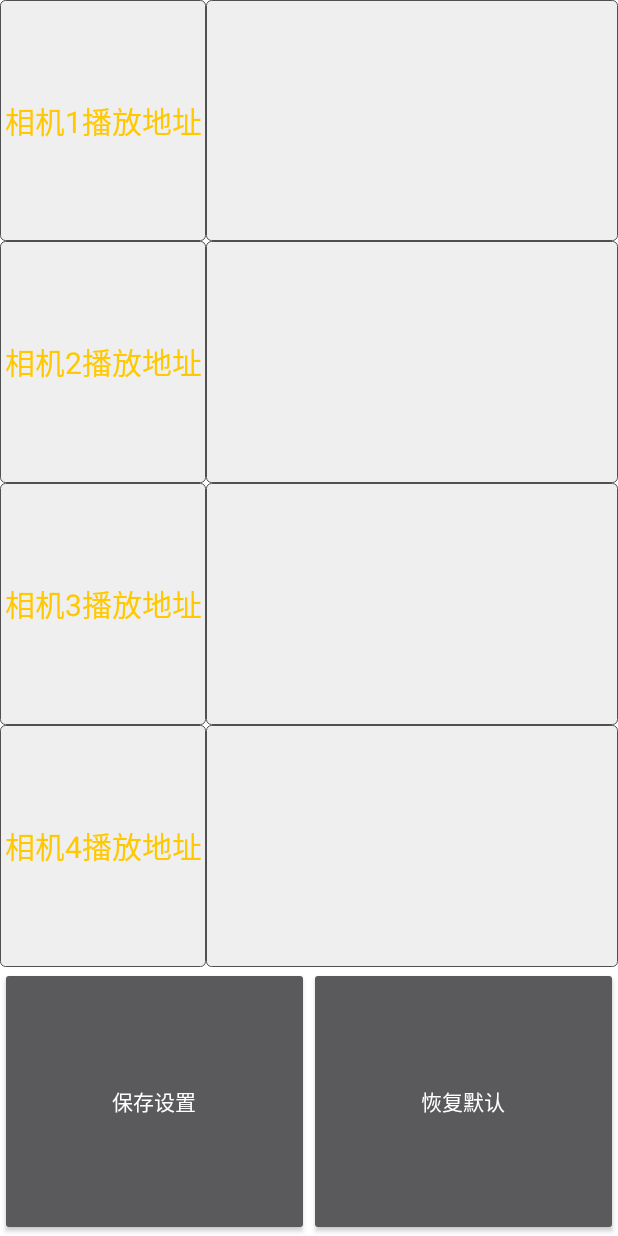
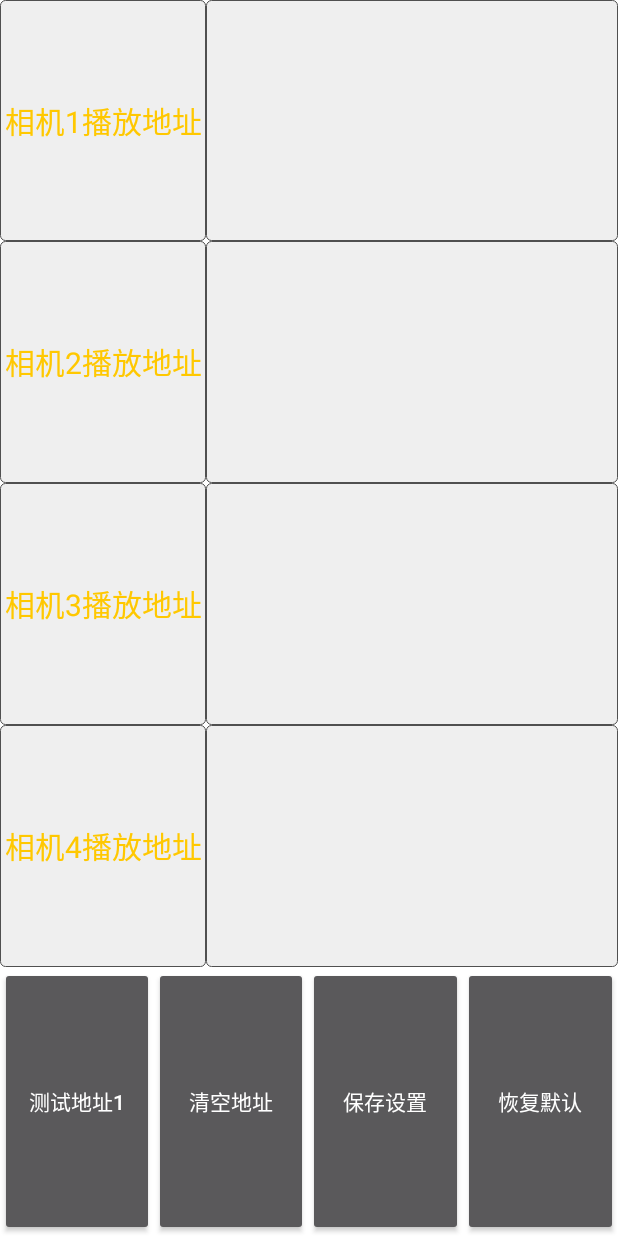
Before and after one commit to peterlixue/JVideoAssist, an Android app: the layout frag_setting.xml on its own in the app's theme, with its tools: preview values and no code run, on a phone screen of 412 x 824 dp. Run offline under Robolectric (Android 15) with nearby library versions, the phone set to English and light mode, and no system bars.

Commit message:
增加设置里面的测试地址生成

```diff
--- a/JVideoAssist/app/src/main/AndroidManifest.xml
+++ b/JVideoAssist/app/src/main/AndroidManifest.xml
@@ -22,7 +22,8 @@
         android:roundIcon="@mipmap/ic_launcher_round"
         android:supportsRtl="true"
         android:theme="@style/Theme.AppCompat.NoActionBar"
-        android:usesCleartextTraffic="true">
+        android:usesCleartextTraffic="true"
+        android:windowSoftInputMode="stateHidden|adjustPan" >
         <activity android:name=".util.SecondActivity"></activity>
         <activity android:name=".MainActivity">
             <intent-filter>
--- a/JVideoAssist/app/src/main/res/layout/frag_setting.xml
+++ b/JVideoAssist/app/src/main/res/layout/frag_setting.xml
@@ -134,6 +134,20 @@
         android:orientation="horizontal">
 
         <Button
+            android:id="@+id/buttonTest1"
+            android:layout_width="0dp"
+            android:layout_height="match_parent"
+            android:layout_weight="1"
+            android:text="测试地址1" />
+
+        <Button
+            android:id="@+id/buttonTest2"
+            android:layout_width="0dp"
+            android:layout_height="match_parent"
+            android:layout_weight="1"
+            android:text="清空地址" />
+
+        <Button
             android:id="@+id/buttonSave"
             android:layout_width="0dp"
             android:layout_height="match_parent"
```
Also changed, not shown: JVideoAssist/app/src/main/java/com/ai/jvideoassist/widget/FragSetting.java (+55 -40 lines), 2 other files.
